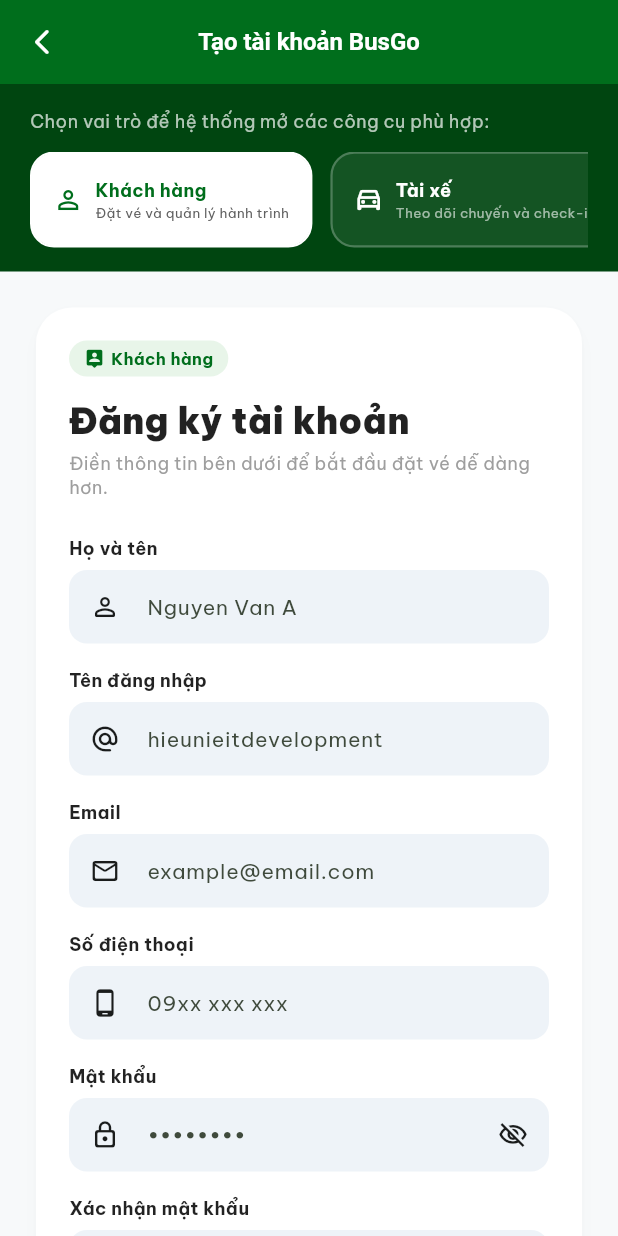
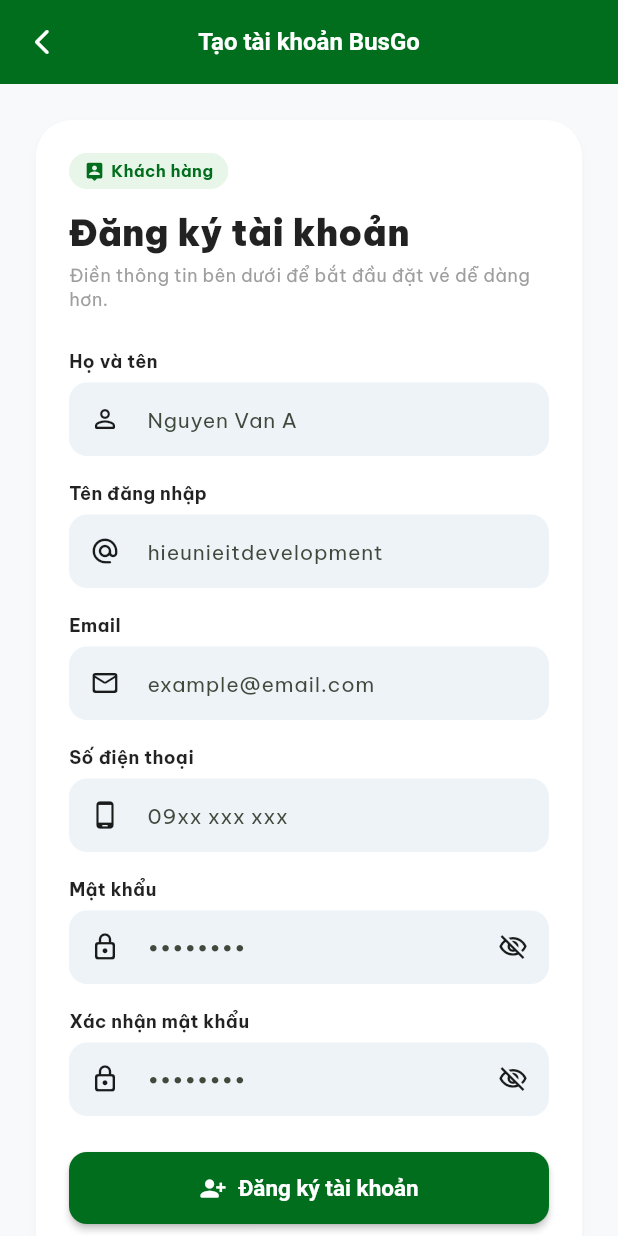
Before and after one commit to hieunieitdevelopment-jpg/busgo_mobile, a Flutter app: the RegisterPage screen opened by its route, on a phone screen of 412 x 824 dp. Run offline on Flutter 3.47's test engine with Material 3 defaults, Android fonts, the phone set to English and light mode, and no system bars; our stand-ins replace dio, go_router, google_fonts, shared_preferences; accounts and stored records are empty.

Commit message:
Remove role selection from RegisterPage

```diff
--- a/lib/features/auth/presentation/pages/register_page.dart
+++ b/lib/features/auth/presentation/pages/register_page.dart
@@ -21,13 +21,6 @@
 
   bool _obscurePassword = true;
   bool _obscureConfirmPassword = true;
-  String _selectedRole = 'Khách hàng';
-
-  final List<Map<String, dynamic>> _roles = [
-    {'name': 'Khách hàng', 'icon': Icons.person_outline, 'desc': 'Đặt vé và quản lý hành trình'},
-    {'name': 'Tài xế', 'icon': Icons.drive_eta_outlined, 'desc': 'Theo dõi chuyến và check-in'},
-    {'name': 'Công ty', 'icon': Icons.business_outlined, 'desc': 'Quản lý đội xe và nhân sự'},
-  ];
 
   @override
   void dispose() {
@@ -105,88 +98,6 @@
       body: SingleChildScrollView(
         child: Column(
           children: [
-            // 1. Web-aligned Left Column representation (Role panel)
-            Container(
-              width: double.infinity,
-              padding: const EdgeInsets.symmetric(horizontal: 20, vertical: 16),
-              color: const Color(0xff004510),
-              child: Column(
-                crossAxisAlignment: CrossAxisAlignment.start,
-                children: [
-                  const Text(
-                    'Chọn vai trò để hệ thống mở các công cụ phù hợp:',
-                    style: TextStyle(color: Colors.white70, fontSize: 12),
-                  ),
-                  const SizedBox(height: 12),
-                  SizedBox(
-                    height: 64,
-                    child: ListView.builder(
-                      scrollDirection: Axis.horizontal,
-                      itemCount: _roles.length,
-                      itemBuilder: (context, index) {
-                        final role = _roles[index];
-                        final isSelected = _selectedRole == role['name'];
-                        return GestureDetector(
-                          onTap: () {
-                            if (role['name'] != 'Khách hàng') {
-                              ScaffoldMessenger.of(context).showSnackBar(
-                                SnackBar(content: Text('Vai trò ${role['name']} cần đăng ký trên hệ thống web doanh nghiệp.')),
-                              );
-                              return;
-                            }
-                            setState(() => _selectedRole = role['name']);
-                          },
-                          child: Container(
-                            margin: const EdgeInsets.only(right: 12),
-                            padding: const EdgeInsets.symmetric(horizontal: 14, vertical: 8),
-                            decoration: BoxDecoration(
-                              color: isSelected ? Colors.white : Colors.white.withOpacity(0.08),
-                              borderRadius: BorderRadius.circular(16),
-                              border: Border.all(
-                                color: isSelected ? Colors.white : Colors.white24,
-                                width: 1.5,
-                              ),
-                            ),
-                            child: Row(
-                              children: [
-                                Icon(
-                                  role['icon'],
-                                  color: isSelected ? const Color(0xff006e1c) : Colors.white,
-                                  size: 20,
-                                ),
-                                const SizedBox(width: 8),
-                                Column(
-                                  mainAxisAlignment: MainAxisAlignment.center,
-                                  crossAxisAlignment: CrossAxisAlignment.start,
-                                  children: [
-                                    Text(
-                                      role['name'],
-                                      style: TextStyle(
-                                        color: isSelected ? const Color(0xff006e1c) : Colors.white,
-                                        fontWeight: FontWeight.bold,
-                                        fontSize: 12,
-                                      ),
-                                    ),
-                                    Text(
-                                      role['desc'],
-                                      style: TextStyle(
-                                        color: isSelected ? Colors.grey[700] : Colors.white60,
-                                        fontSize: 9,
-                                      ),
-                                    ),
-                                  ],
-                                ),
-                              ],
-                            ),
-                          ),
-                        );
-                      },
-                    ),
-                  ),
-                ],
-              ),
-            ),
-
             // 2. High-fidelity Register Form Card (Matches Web Right Column)
             Padding(
               padding: const EdgeInsets.all(20.0),
```
